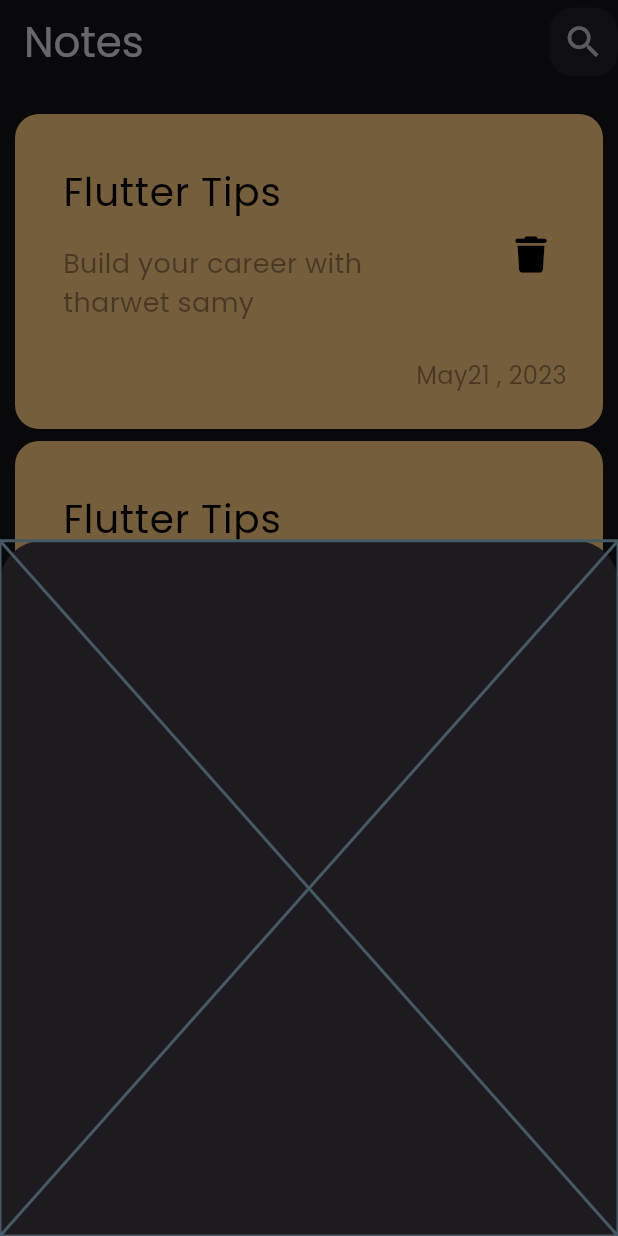
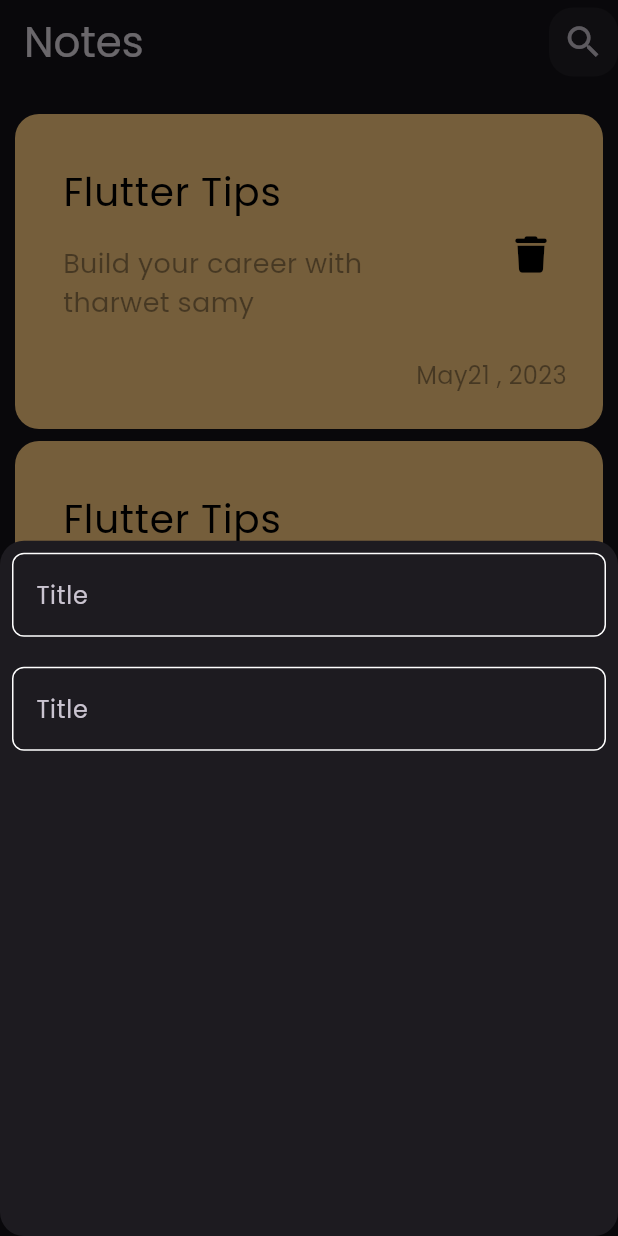
Before and after one commit to Elgammal1299/Notes-App, a Flutter app: the screen it shows after launch, after a tap on the "add" icon, on a phone screen of 412 x 824 dp. Run offline on Flutter 3.47's test engine with Material 3 defaults, Android fonts, the phone set to English and light mode, and no system bars; our stand-ins replace font_awesome_flutter.

Commit message:
add custom text form field in botton sheet

```diff
--- /dev/null
+++ b/lib/constants.dart
@@ -0,0 +1,3 @@
+import 'package:flutter/material.dart';
+
+const kPrinaryColor = Color(0xff62FCD7);
--- a/lib/view/notes_view.dart
+++ b/lib/view/notes_view.dart
@@ -25,6 +25,9 @@ class NotesView extends StatelessWidget {
       floatingActionButton: FloatingActionButton(
         onPressed: () {
           showModalBottomSheet(
+              shape: RoundedRectangleBorder(
+                borderRadius: BorderRadius.circular(16),
+              ),
               context: context,
               builder: (context) {
                 return const AppNoteBottonSheet();
--- a/lib/widget/add_note_botton_sheet.dart
+++ b/lib/widget/add_note_botton_sheet.dart
@@ -1,10 +1,22 @@
 import 'package:flutter/material.dart';
+import 'package:flutter_application_1/widget/custom_text_from_field.dart';
 
 class AppNoteBottonSheet extends StatelessWidget {
   const AppNoteBottonSheet({super.key});
 
   @override
   Widget build(BuildContext context) {
-    return const Placeholder();
+    return const Padding(
+      padding: EdgeInsets.all(8.0),
+      child: Column(
+        children: [
+          CustomTextFormField(),
+          SizedBox(
+            height: 20,
+          ),
+          CustomTextFormField(),
+        ],
+      ),
+    );
   }
 }
--- /dev/null
+++ b/lib/widget/custom_text_from_field.dart
@@ -0,0 +1,26 @@
+import 'package:flutter/material.dart';
+import 'package:flutter_application_1/constants.dart';
+
+class CustomTextFormField extends StatelessWidget {
+  const CustomTextFormField({super.key});
+
+  @override
+  Widget build(BuildContext context) {
+    return TextFormField(
+      cursorColor: kPrinaryColor,
+      decoration: InputDecoration(
+        label: const Text('Title'),
+        border: buildBorder(),
+        enabledBorder: buildBorder(),
+        focusedBorder: buildBorder(kPrinaryColor),
+      ),
+    );
+  }
+
+  OutlineInputBorder buildBorder([color]) {
+    return OutlineInputBorder(
+      borderRadius: BorderRadius.circular(8),
+      borderSide: BorderSide(color: color ?? Colors.white),
+    );
+  }
+}
```
